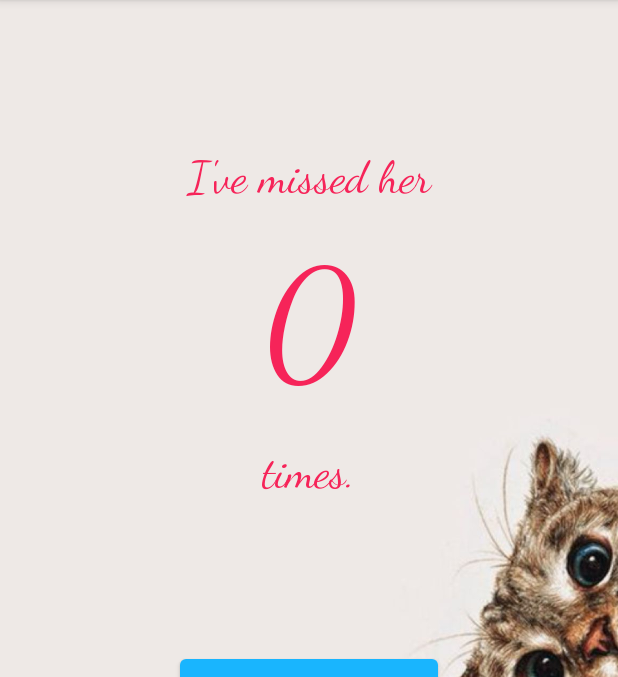
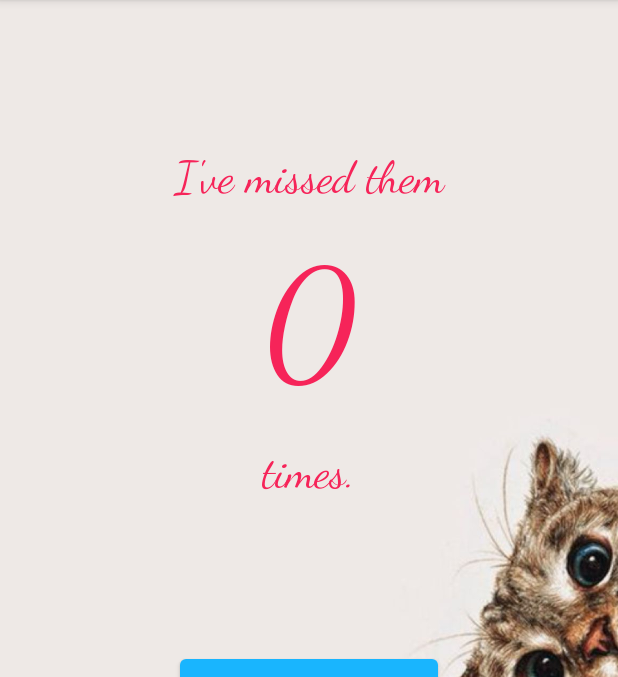
Before and after one commit to HongWeiChen0/MissCounter, an Android app: the screen it shows after launch (MainActivity), on a phone screen of 412 x 824 dp, the part 84-761 px from its top. Run offline under Robolectric (Android 15) with nearby library versions, the phone set to English and light mode, and no system bars.

Commit message:
Update activity_main.xml
Updated wording

```diff
--- a/app/src/main/res/layout/activity_main.xml
+++ b/app/src/main/res/layout/activity_main.xml
@@ -11,7 +11,7 @@
         android:layout_width="match_parent"
         android:layout_height="wrap_content"
         android:gravity="center"
-        android:text="I've missed her"
+        android:text="I've missed them"
         android:layout_marginTop="100dp"
         android:fontFamily="cursive"
         android:textColor="#F62459"
```
